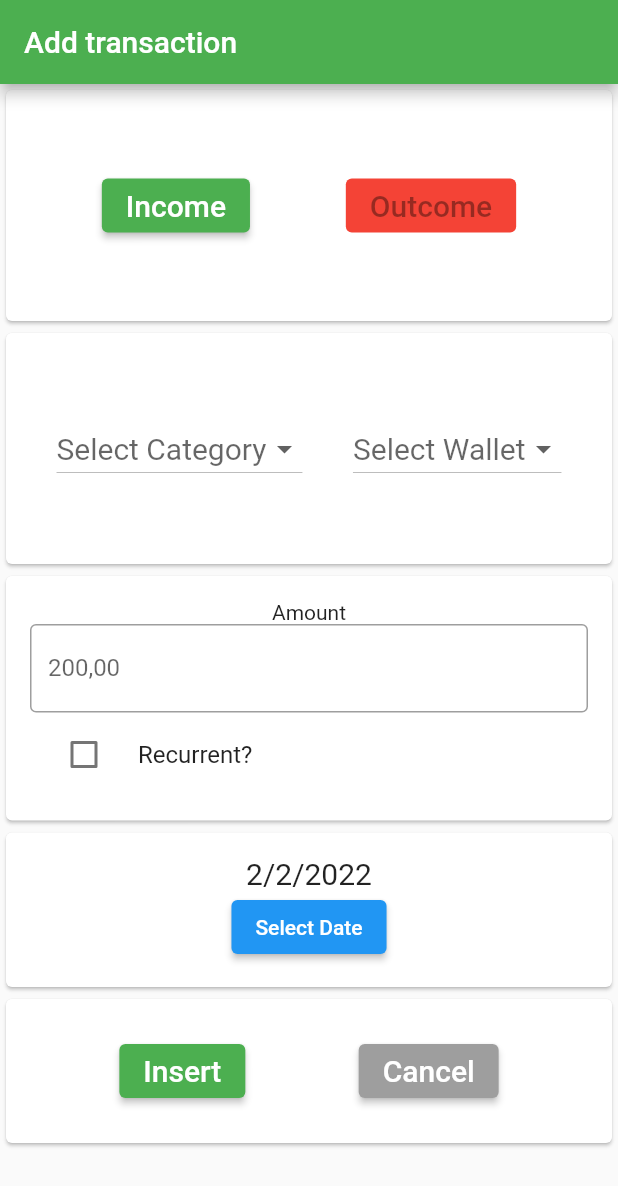
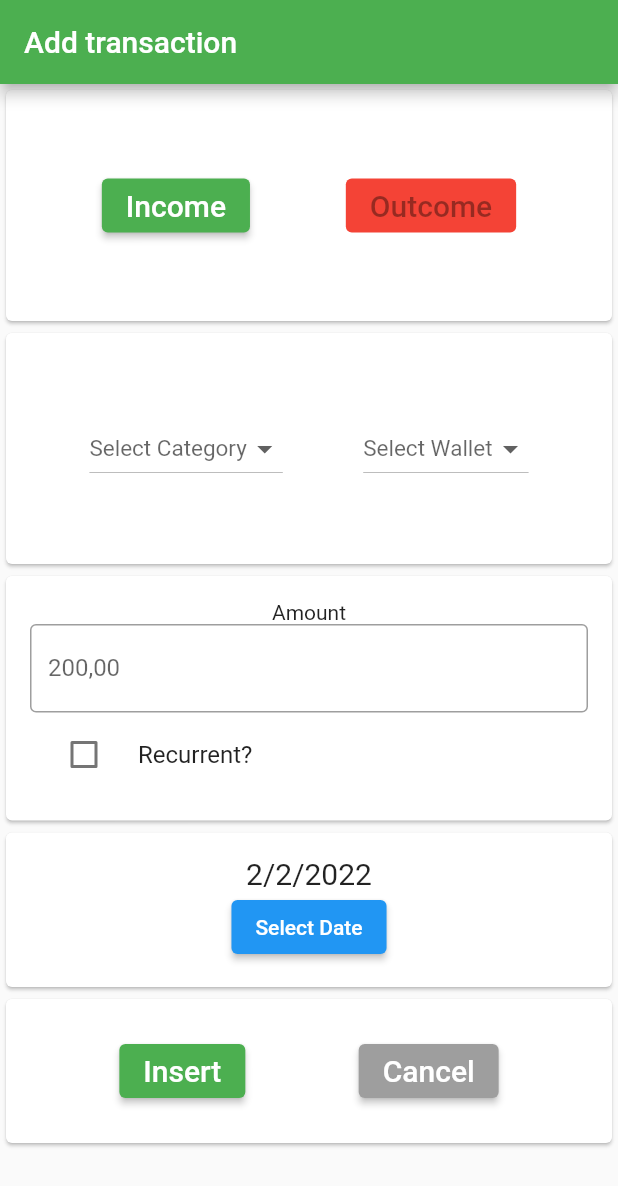
Before and after one commit to ICEI-PUC-Minas-PPLES-TI/plf-es-2022-1-ti5-5104100-DinDin, a Flutter app: the screen it shows after launch, on a phone screen of 412 x 824 dp. Shown: the top 1186 px of the screen. Run offline on Flutter 3.47's test engine with Material 2 defaults, Android fonts, the phone set to English and light mode, and no system bars.

Commit message:
font changes

```diff
--- a/Codigo/dindin-mobile/dindin/lib/Components/dropCategory.dart
+++ b/Codigo/dindin-mobile/dindin/lib/Components/dropCategory.dart
@@ -14,7 +14,7 @@ class DropCategory extends StatelessWidget {
               children: [
                 DropdownButton<String>(
                   hint: const Text("Select Category",
-                        style: TextStyle(fontSize: 20)),
+                        style: TextStyle(fontSize: 15)),
                   value: (value.isEmpty) ? null : value,
                   onChanged: (option) => dropValue.value = option.toString(),
                   items: dropOptionsCategories
--- a/Codigo/dindin-mobile/dindin/lib/Components/dropWallet.dart
+++ b/Codigo/dindin-mobile/dindin/lib/Components/dropWallet.dart
@@ -2,7 +2,7 @@ import 'package:flutter/material.dart';
 
 class DropWallet extends StatelessWidget {
   final dropValue = ValueNotifier('');
-    final dropOptionsWallets = ['Family', 'Home', 'Store'];
+  final dropOptionsWallets = ['Family', 'Home', 'Store'];
   DropWallet({Key? key}) : super(key: key);
   @override
   Widget build(BuildContext context) {
@@ -14,7 +14,7 @@ class DropWallet extends StatelessWidget {
               children: [
                 DropdownButton<String>(
                   hint: const Text("Select Wallet",
-                        style: TextStyle(fontSize: 20)),
+                        style: TextStyle(fontSize: 15)),
                   value: (value.isEmpty) ? null : value,
                   onChanged: (option) => dropValue.value = option.toString(),
                   items: dropOptionsWallets
--- a/Codigo/dindin-mobile/dindin/lib/pages/transaction.dart
+++ b/Codigo/dindin-mobile/dindin/lib/pages/transaction.dart
@@ -68,9 +68,12 @@ class _TransactionState extends State<Transaction> {
               flex: 1,
               child: Card(
                 child: Center(
-                  child: Row(
-                    mainAxisAlignment: MainAxisAlignment.spaceEvenly,
-                    children: [DropCategory(), DropWallet()],
+                  child: Padding(
+                    padding: const EdgeInsets.all(2.0),
+                    child: Row(
+                      mainAxisAlignment: MainAxisAlignment.spaceEvenly,
+                      children: [DropCategory(), DropWallet()],
+                    ),
                   ),
                 ),
               ),
```
